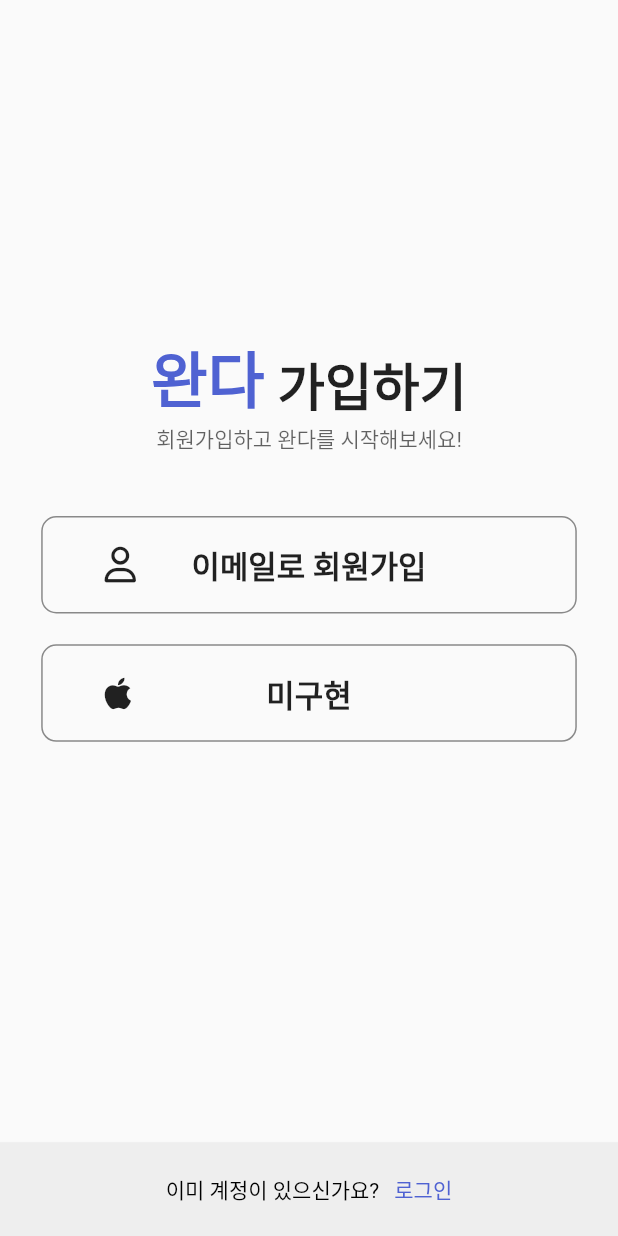
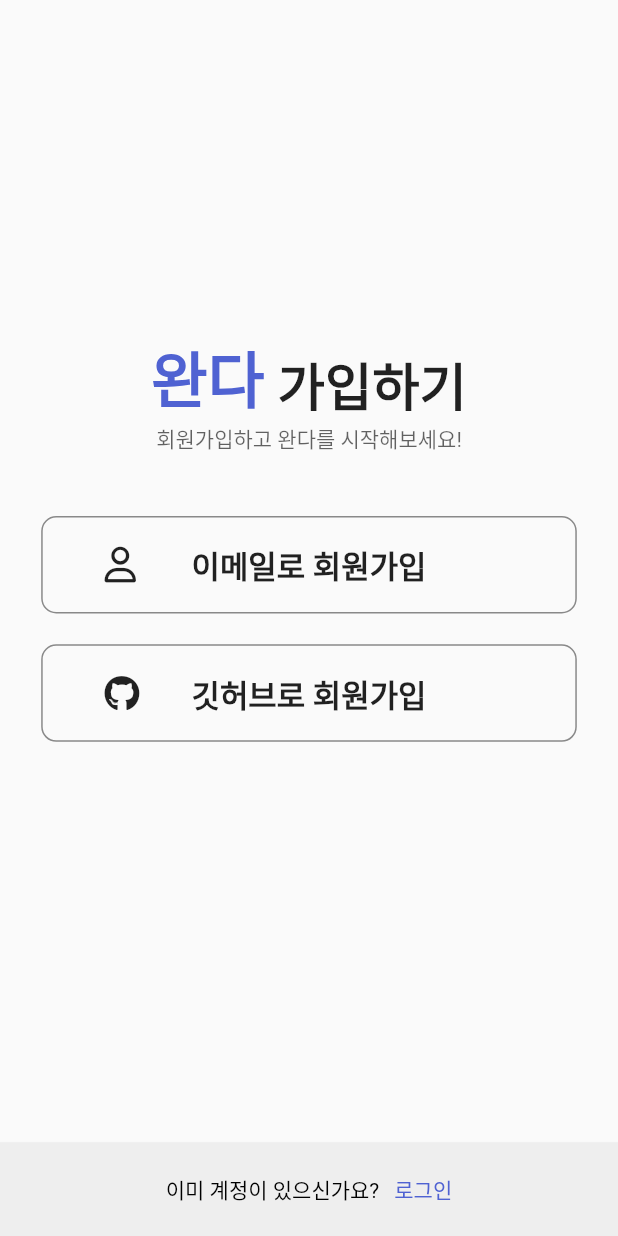
Before and after one commit to wannabeing/practice-flutter, a Flutter app: the SignupMainScreen screen opened by its route, on a phone screen of 412 x 824 dp. Run offline on Flutter 3.47's test engine with Material 2 defaults, Android fonts, the light colour scheme and no system bars; our stand-ins replace camera, cloud_firestore, firebase_auth, firebase_core, flutter_riverpod, font_awesome_flutter and 7 more; accounts and stored records are empty; network calls fail; Roboto replaces fonts that are missing (SWEET).

Commit message:
ADD 깃허브 로그인

```diff
--- a/lib/wanda/features/auth/views/signup_main_screen.dart
+++ b/lib/wanda/features/auth/views/signup_main_screen.dart
@@ -1,4 +1,5 @@
 import 'package:flutter/material.dart';
+import 'package:flutter_riverpod/flutter_riverpod.dart';
 import 'package:font_awesome_flutter/font_awesome_flutter.dart';
 import 'package:go_router/go_router.dart';
 import 'package:may230517/wanda/features/auth/views/form_screens/email_form_screen.dart';
@@ -9,8 +10,10 @@
 import 'package:may230517/wanda/features/auth/views/widgets/auth_bottom_widget.dart';
 
 import 'package:may230517/wanda/features/auth/views/widgets/auth_btn.dart';
+import 'package:may230517/wanda/features/auth/vms/social_auth_vm.dart';
+import 'package:may230517/wanda/features/navigations/nav_main_screen.dart';
 
-class SignupMainScreen extends StatelessWidget {
+class SignupMainScreen extends ConsumerWidget {
   const SignupMainScreen({super.key});
   // 🌐 RouteName
   static String routeName = "/signup";
@@ -25,14 +28,38 @@
     context.pushNamed(EmailFormScreen.routeName);
   }
 
+  // 🚀 깃허브 로그인 페이지 이동 함수
+
+  Future<void> _onLoginGitHub(BuildContext context, WidgetRef ref) async {
+    await ref.read(socialAuthProvider.notifier).ghSignUp();
+
+    // ❌ 계정 에러 발생 시
+    if (ref.read(socialAuthProvider).hasError) {
+      final errorCode = ref.read(socialAuthProvider).error.toString();
+      print(errorCode);
+    }
+    // ✅ 존재하는 계정이면 페이지 이동
+    else {
+      if (context.mounted) {
+        context.go(NavMainScreen.routeName);
+      }
+    }
+  }
+
   @override
-  Widget build(BuildContext context) {
+  Widget build(BuildContext context, WidgetRef ref) {
     return Scaffold(
       appBar: AppBar(),
       body: Padding(
         padding: EdgeInsets.symmetric(
           horizontal: Sizes.width / 15,
         ),
+        child: Stack(
+          children: [
+            IgnorePointer(
+              ignoring: ref.watch(socialAuthProvider).isLoading,
+              child: Opacity(
+                opacity: ref.watch(socialAuthProvider).isLoading ? 0.5 : 1,
                 child: Column(
                   children: [
                     SizedBox(
@@ -73,11 +100,20 @@
                       onTap: () => _onEmailSignupTap(context),
                     ),
                     Gaps.vheight40,
-            // ✅ 3-2. 회원가입 위젯
+                    // ✅ 3-2. 깃허브 회원가입 위젯
                     AuthButton(
-              icon: const FaIcon(FontAwesomeIcons.apple),
-              text: "미구현",
-              onTap: () => {},
+                      icon: const FaIcon(FontAwesomeIcons.github),
+                      text: "깃허브로 회원가입",
+                      onTap: () => _onLoginGitHub(context, ref),
+                    ),
+                  ],
+                ),
+              ),
+            ),
+            if (ref.watch(socialAuthProvider).isLoading)
+              const Align(
+                alignment: Alignment.center,
+                child: CircularProgressIndicator.adaptive(),
               ),
           ],
         ),
--- a/lib/wanda/features/settings/views/widgets/logout_alert_widget.dart
+++ b/lib/wanda/features/settings/views/widgets/logout_alert_widget.dart
@@ -3,7 +3,7 @@
 import 'package:go_router/go_router.dart';
 import 'package:may230517/wanda/constants/gaps.dart';
 import 'package:may230517/wanda/constants/sizes.dart';
-import 'package:may230517/wanda/features/auth/views/login_main_screen.dart';
+import 'package:may230517/wanda/features/auth/views/signup_main_screen.dart';
 import 'package:may230517/wanda/features/auth/vms/auth_vm.dart';
 
 class LogoutAlertWidget extends ConsumerWidget {
@@ -14,7 +14,7 @@
     await ref.read(authProvider.notifier).signOut();
 
     if (context.mounted) {
-      context.go(LoginMainScreen.routeName);
+      context.go(SignupMainScreen.routeName);
     }
   }
 
```
Also changed, not shown: lib/wanda/features/auth/repos/auth_repo.dart (+19 -3 lines), lib/wanda/features/auth/views/form_screens/email_form_screen.dart (+28 -4 lines), lib/wanda/features/auth/views/login_main_screen.dart (+32 -2 lines), lib/wanda/features/auth/vms/auth_vm.dart (+13 -4 lines), lib/wanda/features/auth/vms/social_auth_vm.dart (added, +49 -0 lines), 3 other files. Lines whose indentation alone changed are shown as unchanged.
